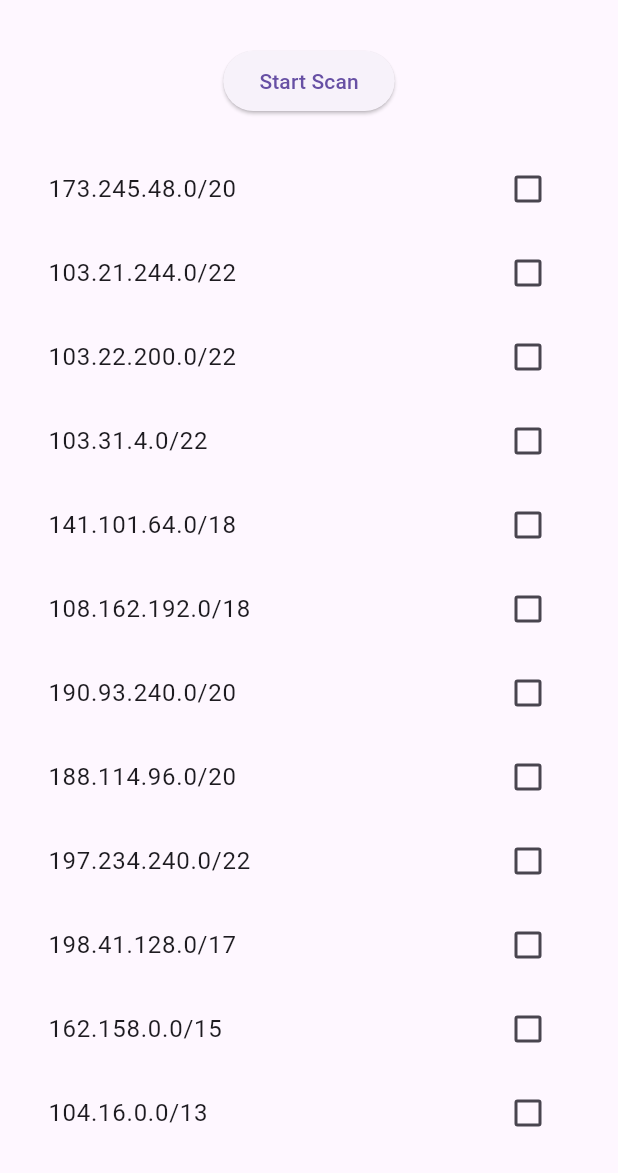
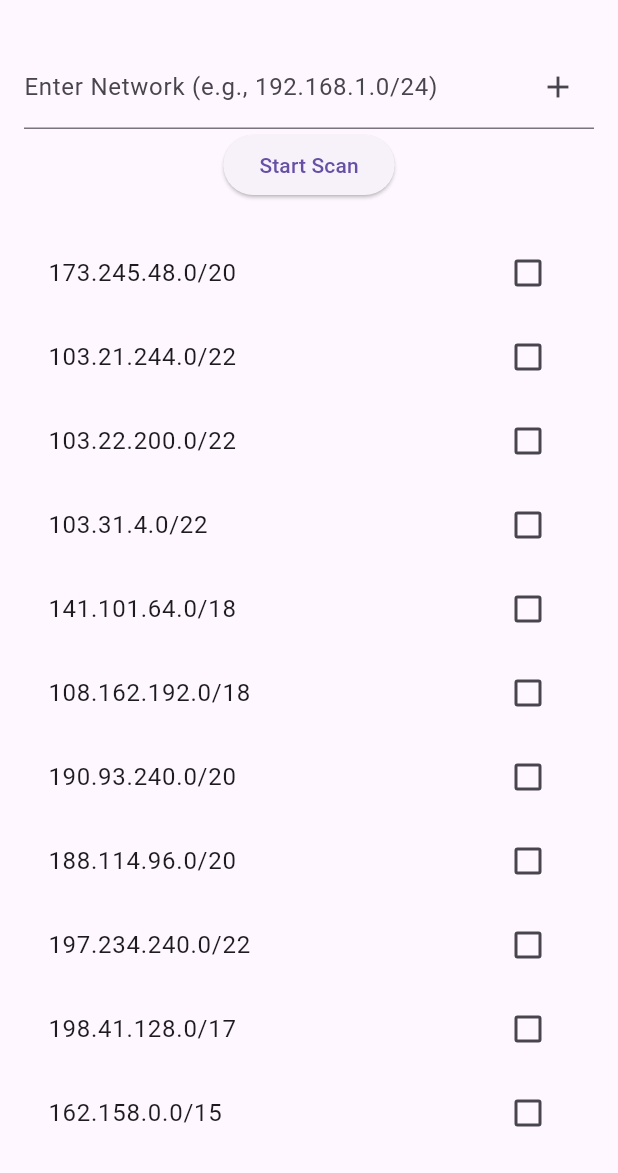
Before and after one commit to afredzhou/network_speed_test, a Flutter app: the screen it shows after launch, on a phone screen of 412 x 824 dp, the part 63-1236 px from its top. Run offline on Flutter 3.47's test engine with Material 3 defaults, Android fonts, the phone set to English and light mode, and no system bars; missing offline and left inert: dart_ping.

Commit message:
input network

```diff
--- a/lib/main.dart
+++ b/lib/main.dart
@@ -57,6 +57,7 @@ class SpeedTestAppState extends State<SpeedTestApp> {
   List<String> activeHosts = [];
   Map<String, String> pingResults = {};
   bool isScanning = false;
+  final TextEditingController networkController = TextEditingController();
 
   final List<String> networks = [
     "173.245.48.0/20",
@@ -120,6 +121,24 @@ class SpeedTestAppState extends State<SpeedTestApp> {
           padding: const EdgeInsets.all(16.0),
           child: Column(
             children: [
+              TextField(
+                controller: networkController,
+                decoration: InputDecoration(
+                  labelText: 'Enter Network (e.g., 192.168.1.0/24)',
+                  suffixIcon: IconButton(
+                    icon: Icon(Icons.add),
+                    onPressed: () {
+                      setState(() {
+                        final newNetwork = networkController.text;
+                        if (newNetwork.isNotEmpty && !selectedNetworks.containsKey(newNetwork)) {
+                          selectedNetworks[newNetwork] = false;
+                        }
+                      });
+                      networkController.clear();
+                    },
+                  ),
+                ),
+              ),
               ElevatedButton(
                 onPressed: isScanning ? null : scanNetworks,
                 child: Text(isScanning ? 'Scanning...' : 'Start Scan'),
@@ -238,5 +257,4 @@ class SpeedTestAppState extends State<SpeedTestApp> {
       pingResults[ip] = "Ping: $pingTime ms, Download: ${downloadSpeed == double.infinity ? 'Error' : downloadSpeed.toStringAsFixed(2)} MB/s";
     });
   }
-
 }
```
Also changed, not shown: 1 other file.
